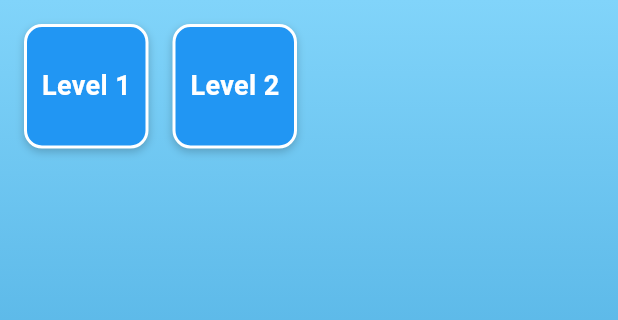
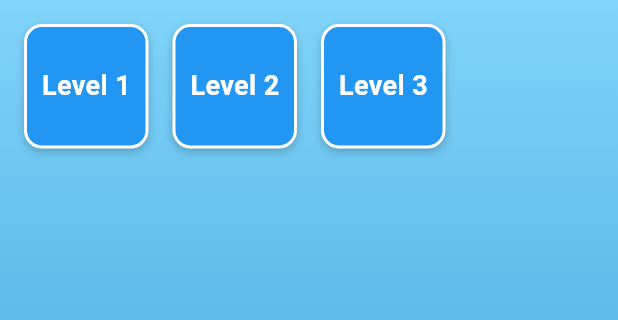
Before and after one commit to alexandrefscampos/tcc, a Flutter app: the screen it shows after launch, on a phone screen of 412 x 824 dp, the part 84-404 px from its top. Run offline on Flutter 3.47's test engine with Material 3 defaults, Android fonts, the phone set to English and light mode, and no system bars; missing offline and left inert: dart_style.

Commit message:
fixing next level loop

```diff
--- a/lib/data/levels.dart
+++ b/lib/data/levels.dart
@@ -6,10 +6,10 @@ final levels = [
   Level(
     number: 1,
     instructions:
-        'Center the green frog vertically using Column and mainAxisAlignment.',
+        'Center the frogs vertically using Column and mainAxisAlignment.',
     frogWidget: const Row(children: [Frog(color: FrogColor.green)]),
-    lilypadWidget: const Row(
-      mainAxisAlignment: MainAxisAlignment.spaceEvenly,
+    lilypadWidget: const Column(
+      mainAxisAlignment: MainAxisAlignment.center,
       children: [
         LilyPad(color: FrogColor.green),
         LilyPad(color: FrogColor.yellow),
@@ -34,12 +34,21 @@ final levels = [
   ),
   Level(
     number: 2,
-    instructions: 'Arrange the colored frogs in order: green, yellow, red.',
+    instructions:
+        'Arrange the frogs horizontally with equal spacing using Row and mainAxisAlignment.',
     initialPositions: [
       Position(x: 0, y: 0, color: FrogColor.green),
       Position(x: 0, y: 0, color: FrogColor.yellow),
       Position(x: 0, y: 0, color: FrogColor.red),
     ],
+    lilypadWidget: const Row(
+      mainAxisAlignment: MainAxisAlignment.spaceEvenly,
+      children: [
+        LilyPad(color: FrogColor.green),
+        LilyPad(color: FrogColor.yellow),
+        LilyPad(color: FrogColor.red),
+      ],
+    ),
     preBuiltCode: '''row(
   mainAxisAlignment: start,
   children: [frog(), frog(), frog()]
@@ -49,7 +58,50 @@ final levels = [
   children: [frog(), frog(), frog()]
 )''',
     explanation:
-        'Row widgets arrange their children horizontally. The frogs need to match their colored lilypads.',
+        'Row widgets arrange their children horizontally. Use spaceEvenly to distribute them with equal spacing.',
+  ),
+  Level(
+    number: 3,
+    instructions:
+        'Center the frogs both horizontally and vertically using nested Column and Row.',
+    initialPositions: [
+      Position(x: 0, y: 0, color: FrogColor.green),
+      Position(x: 0, y: 0, color: FrogColor.yellow),
+      Position(x: 0, y: 0, color: FrogColor.red),
+    ],
+    lilypadWidget: const Column(
+      mainAxisAlignment: MainAxisAlignment.center,
+      children: [
+        Row(
+          mainAxisAlignment: MainAxisAlignment.center,
+          children: [
+            LilyPad(color: FrogColor.green),
+            LilyPad(color: FrogColor.yellow),
+            LilyPad(color: FrogColor.red),
+          ],
+        ),
+      ],
+    ),
+    preBuiltCode: '''column(
+  mainAxisAlignment: start,
+  children: [
+    row(
+      mainAxisAlignment: start,
+      children: [frog(), frog(), frog()]
+    )
+  ]
+)''',
+    expectedSolution: '''column(
+  mainAxisAlignment: center,
+  children: [
+    row(
+      mainAxisAlignment: center,
+      children: [frog(), frog(), frog()]
+    )
+  ]
+)''',
+    explanation:
+        'You can nest Row inside Column to control both horizontal and vertical alignment.',
   ),
 ];
 
```
Also changed, not shown: lib/screens/game_screen.dart (+47 -7 lines), lib/widgets/code_input_area.dart (+23 -3 lines).
